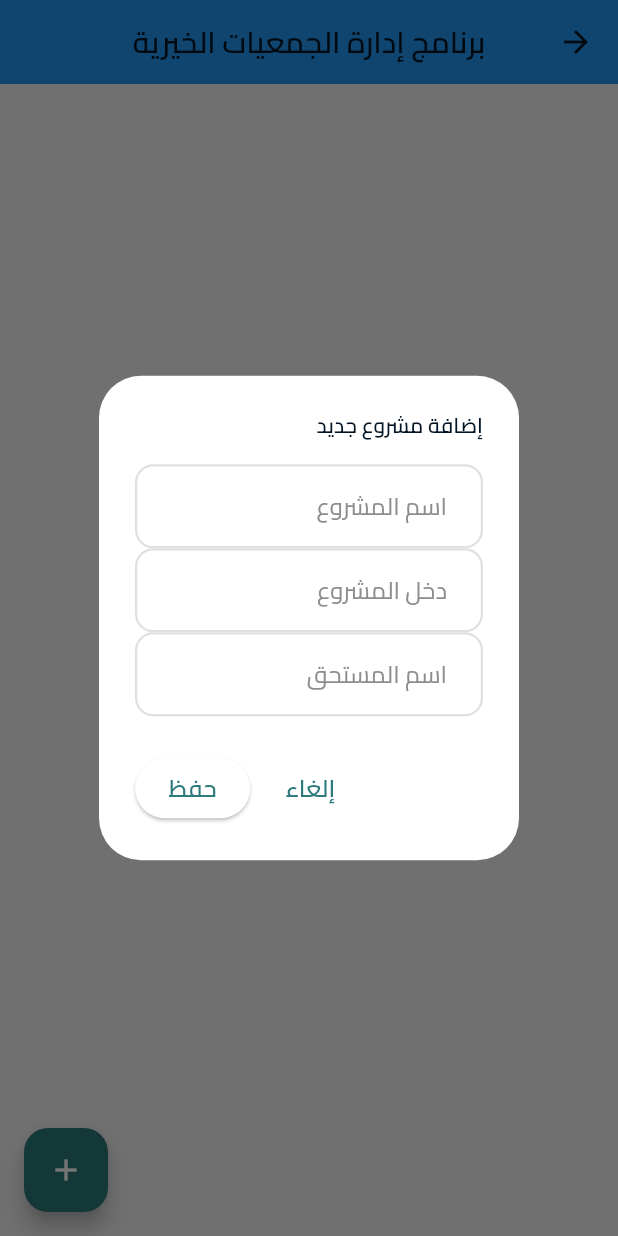
After one commit to youssef-taha-mohamed/association_management, a Flutter app: the SmallProjectsPage screen opened directly, after a tap on the "add" icon, on a phone screen of 412 x 824 dp. The commit adds this screen. Run offline on Flutter 3.47's test engine with Material 3 defaults, Android fonts, the phone set to English and light mode, and no system bars; our stand-ins replace cached_network_image, country_code_picker, device_preview, dio, equatable, firebase_core and 16 more; missing offline and left inert: flutter_app_badge, requests_inspector; accounts and stored records are empty; statements that could not run were skipped.

Commit message:
small_projects

```diff
--- a/lib/core/routes/app_router.dart
+++ b/lib/core/routes/app_router.dart
@@ -1,5 +1,7 @@
 import 'package:flutter/material.dart';
 import 'package:management/feature/field_researchv/presentation/widgets/fied_researchv_view.dart';
+import 'package:management/feature/small_projects/view/small_projects_page.dart';
+
 import '../../feature/auth/presentation/view/forget_password_email.dart';
 import '../../feature/auth/presentation/view/login.dart';
 import '../../feature/auth/presentation/view/otp_verification_password.dart';
@@ -81,16 +83,16 @@ abstract final class AppRouter {
         return buildRoute(builder: (context) => OtpVerificationView());
       case SettingsScreen.routeName:
         return buildRoute(builder: (context) => SettingsScreen());
-        return buildRoute(builder: (context) => SettingsScreen());
       case FamilyFollowUpScreen.routeName:
         return buildRoute(builder: (context) => FamilyFollowUpScreen());
-
       case QuranSchoolsScreen.routeName:
         return buildRoute(builder: (context) => QuranSchoolsScreen());
       case FridayMeetingScreen.routeName:
         return buildRoute(builder: (context) => FridayMeetingScreen());
       case FiedResearchvView.routeName:
         return buildRoute(builder: (context) => FiedResearchvView());
+      case SmallProjectsPage.routeName:
+        return buildRoute(builder: (context) => SmallProjectsPage());
       default:
         throw UnimplementedError();
     }
--- a/lib/feature/dash_board/presentation/dash_board.dart
+++ b/lib/feature/dash_board/presentation/dash_board.dart
@@ -1,5 +1,7 @@
 import 'package:flutter/material.dart';
 import 'package:management/feature/field_researchv/presentation/widgets/fied_researchv_view.dart';
+import 'package:management/feature/small_projects/view/small_projects_page.dart';
+
 import 'package:management/l10n/l10n.dart';
 import 'package:management/shared/widgets/main_text.dart';
 import '../../case_detection/presentation/case_detection_view.dart';
@@ -58,6 +60,9 @@ class DashboardScreen extends StatelessWidget {
         title: 'المشاريع الصغيرة',
         icon: Icons.star,
         color: Color(0xFFFFD700),
+        onTap: () {
+          Navigator.pushNamed(context, SmallProjectsPage.routeName);
+        },
       ),
       ServiceItem(
         title: 'القرض الحسن',
--- /dev/null
+++ b/lib/feature/small_projects/data/model/small_model.dart
@@ -0,0 +1,11 @@
+class SmallModel {
+  final String name;
+  final String income;
+  final String beneficiary;
+
+  SmallModel({
+    required this.name,
+    required this.income,
+    required this.beneficiary,
+  });
+}
--- /dev/null
+++ b/lib/feature/small_projects/view/add_project_dialog.dart
@@ -0,0 +1,65 @@
+import 'package:flutter/material.dart';
+import 'package:management/feature/small_projects/data/model/small_model.dart';
+
+class AddProjectDialog extends StatefulWidget {
+  final Function(SmallModel) onSave;
+
+  const AddProjectDialog({super.key, required this.onSave});
+
+  @override
+  State<AddProjectDialog> createState() => _AddProjectDialogState();
+}
+
+class _AddProjectDialogState extends State<AddProjectDialog> {
+  final _formKey = GlobalKey<FormState>();
+  String _name = '';
+  String _income = '';
+  String _beneficiary = '';
+
+  void _saveProject() {
+    if (_formKey.currentState!.validate()) {
+      widget.onSave(
+        SmallModel(name: _name, income: _income, beneficiary: _beneficiary),
+      );
+      Navigator.pop(context);
+    }
+  }
+
+  @override
+  Widget build(BuildContext context) {
+    return AlertDialog(
+      scrollable: true,
+      title: const Text("إضافة مشروع جديد"),
+      content: Form(
+        key: _formKey,
+        child: Column(
+          children: [
+            TextFormField(
+              decoration: const InputDecoration(labelText: "اسم المشروع"),
+              onChanged: (val) => _name = val,
+              validator: (val) => val!.isEmpty ? "أدخل اسم المشروع" : null,
+            ),
+            TextFormField(
+              decoration: const InputDecoration(labelText: "دخل المشروع"),
+              keyboardType: TextInputType.number,
+              onChanged: (val) => _income = val,
+              validator: (val) => val!.isEmpty ? "أدخل الدخل" : null,
+            ),
+            TextFormField(
+              decoration: const InputDecoration(labelText: "اسم المستحق"),
+              onChanged: (val) => _beneficiary = val,
+              validator: (val) => val!.isEmpty ? "أدخل اسم المستحق" : null,
+            ),
+          ],
+        ),
+      ),
+      actions: [
+        TextButton(
+          child: const Text("إلغاء"),
+          onPressed: () => Navigator.pop(context),
+        ),
+        ElevatedButton(child: const Text("حفظ"), onPressed: _saveProject),
+      ],
+    );
+  }
+}
--- /dev/null
+++ b/lib/feature/small_projects/view/small_projects_page.dart
@@ -0,0 +1,97 @@
+import 'package:flutter/material.dart';
+import 'package:management/feature/small_projects/data/model/small_model.dart';
+
+import 'add_project_dialog.dart';
+
+class SmallProjectsPage extends StatefulWidget {
+  static const String routeName = '/small_paojects';
+  const SmallProjectsPage({super.key});
+
+  @override
+  State<SmallProjectsPage> createState() => _SmallProjectsPageState();
+}
+
+class _SmallProjectsPageState extends State<SmallProjectsPage> {
+  final List<SmallModel> _projects = [];
+
+  void _openAddProjectDialog() {
+    showDialog(
+      context: context,
+      builder:
+          (context) => AddProjectDialog(
+            onSave: (project) {
+              setState(() => _projects.add(project));
+            },
+          ),
+    );
+  }
+
+  Widget _buildProjectsTable() {
+    if (_projects.isEmpty) {
+      return const Center(
+        child: Text("لا توجد مشاريع بعد، اضغط على + للإضافة."),
+      );
+    }
+
+    return SingleChildScrollView(
+      scrollDirection: Axis.horizontal,
+      child: DataTable(
+        headingRowColor: MaterialStateProperty.all(
+          const Color.fromARGB(255, 240, 240, 240),
+        ),
+        border: TableBorder.all(color: Colors.grey),
+        columns: const [
+          DataColumn(
+            label: Text(
+              "اسم المشروع",
+              style: TextStyle(fontWeight: FontWeight.bold),
+            ),
+          ),
+          DataColumn(
+            label: Text(
+              "دخل المشروع",
+              style: TextStyle(fontWeight: FontWeight.bold),
+            ),
+          ),
+          DataColumn(
+            label: Text(
+              "اسم المستحق",
+              style: TextStyle(fontWeight: FontWeight.bold),
+            ),
+          ),
+        ],
+        rows:
+            _projects.map((p) {
+              return DataRow(
+                cells: [
+                  DataCell(Text(p.name)),
+                  DataCell(Text(p.income)),
+                  DataCell(Text(p.beneficiary)),
+                ],
+              );
+            }).toList(),
+      ),
+    );
+  }
+
+  @override
+  Widget build(BuildContext context) {
+    return Scaffold(
+      appBar: AppBar(
+        title: const Text(
+          'برنامج إدارة الجمعيات الخيرية',
+          style: TextStyle(fontSize: 20),
+        ),
+        backgroundColor: Colors.blue,
+      ),
+      body: Padding(
+        padding: const EdgeInsets.all(8.0),
+        child: _buildProjectsTable(),
+      ),
+      floatingActionButton: FloatingActionButton(
+        onPressed: _openAddProjectDialog,
+        child: const Icon(Icons.add),
+      ),
+    );
+  }
+}
```
